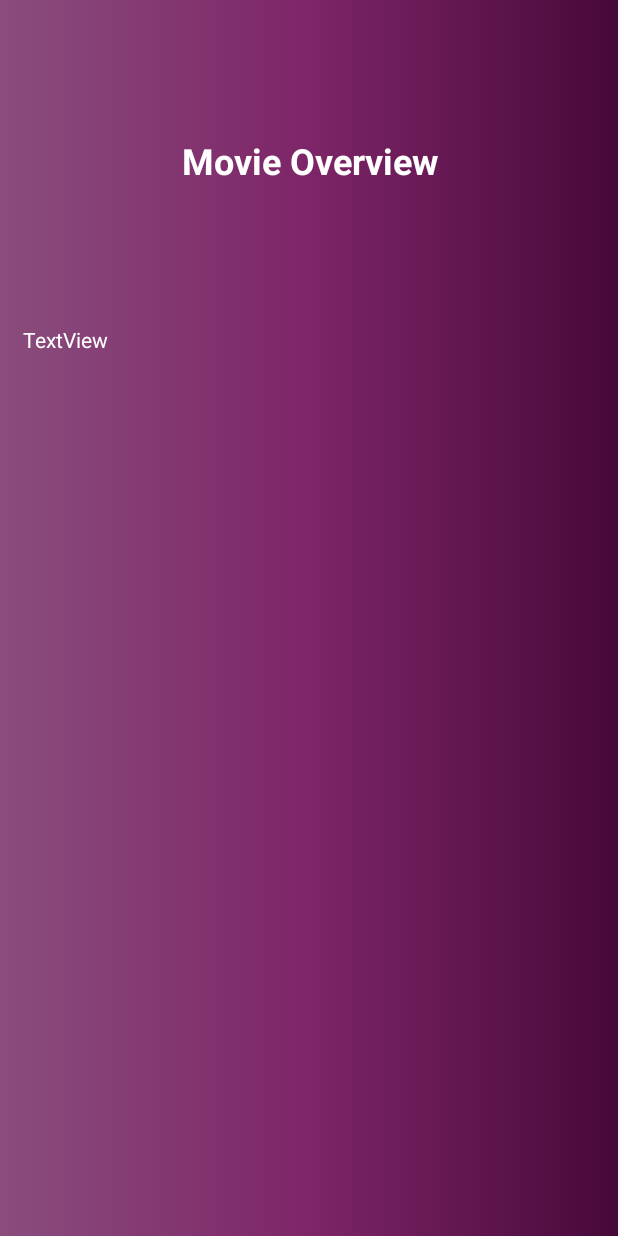
After one commit to Kareem00101/AndroidTeletubbies, an Android app: the layout movie_details.xml on its own in the app's theme, with its tools: preview values and no code run, on a phone screen of 412 x 824 dp. The commit adds this screen. Run offline under Robolectric (Android 15) with nearby library versions, the phone set to English and light mode, and no system bars.

Commit message:
Added movie details design and item holder.

```diff
--- a/app/src/main/java/com/example/teletubbies_task_4/MovieAdapter.kt
+++ b/app/src/main/java/com/example/teletubbies_task_4/MovieAdapter.kt
@@ -1,10 +1,14 @@
 package com.example.teletubbies_task_4
 
 import android.view.LayoutInflater
+import android.view.View
 import android.view.ViewGroup
+import android.widget.ImageView
+import android.widget.TextView
 import androidx.recyclerview.widget.RecyclerView
 import com.squareup.picasso.Picasso
 import kotlinx.android.synthetic.main.item_note.view.*
+import kotlinx.android.synthetic.main.movie_details.view.*
 
 //An adapter class is very necessary for the functioning of the recycler view, as it links the data
 //from the data source to the item view holder holder.
@@ -29,10 +33,18 @@ class MovieAdapter (private val movieList: List<MovieDetails>) : RecyclerView.Ad
         //In order to generate a fully working image URL, you'll need 3 pieces of data.
         //Those pieces are a base_url, a file_size and a file_path.
         Picasso.get().load("https://image.tmdb.org/t/p/w500/${iDunKnow.posterPortrait}").into(holder.moviePoster)
+
+        //For second screen
+        //val holder2: MovieDescriptionHolder
+        //holder2.movieOverview.text = iDunKnow.description
     }
 
     //this functions returns the list size.
     override fun getItemCount(): Int {
        return movieList.size
     }
+    class MovieDescriptionHolder(itemView: View) :RecyclerView.ViewHolder(itemView) {
+        //variables referencing to the item_note layout views.
+        val movieOverview: TextView = itemView.movieOverviewText
+    }
 }
--- /dev/null
+++ b/app/src/main/res/drawable/movie_details_title_background.xml
@@ -0,0 +1,8 @@
+<?xml version="1.0" encoding="utf-8"?>
+<selector xmlns:android="http://schemas.android.com/apk/res/android">
+    <item>
+        <shape>
+            <gradient android:endColor="#470938" android:centerColor="#7D2568" android:startColor="#8A4D7C" android:angle="0"/>
+        </shape>
+    </item>
+</selector>
--- /dev/null
+++ b/app/src/main/res/layout/movie_details.xml
@@ -0,0 +1,39 @@
+<?xml version="1.0" encoding="utf-8"?>
+<androidx.constraintlayout.widget.ConstraintLayout xmlns:android="http://schemas.android.com/apk/res/android"
+    xmlns:app="http://schemas.android.com/apk/res-auto"
+    xmlns:tools="http://schemas.android.com/tools"
+    android:layout_width="match_parent"
+    android:layout_height="match_parent"
+    android:background="@drawable/movie_details_title_background">
+
+    <TextView
+        android:id="@+id/movieOverviewText"
+        android:layout_width="409dp"
+        android:layout_height="118dp"
+        android:layout_marginBottom="605dp"
+        android:paddingTop="40dp"
+        tools:text="Movie Overview"
+        android:textAlignment="center"
+        android:textColor="#FFFFFF"
+        android:textSize="24sp"
+        android:textStyle="bold"
+        app:layout_constraintBottom_toBottomOf="parent"
+        app:layout_constraintEnd_toEndOf="parent"
+        app:layout_constraintStart_toStartOf="parent"
+        app:layout_constraintTop_toTopOf="parent" />
+
+    <TextView
+        android:id="@+id/textView10"
+        android:layout_width="wrap_content"
+        android:layout_height="wrap_content"
+        android:layout_marginStart="14dp"
+        android:layout_marginTop="25dp"
+        android:layout_marginEnd="339dp"
+        android:layout_marginBottom="565dp"
+        android:text="TextView"
+        android:textColor="#FFFFFF"
+        app:layout_constraintBottom_toBottomOf="parent"
+        app:layout_constraintEnd_toEndOf="parent"
+        app:layout_constraintStart_toStartOf="parent"
+        app:layout_constraintTop_toBottomOf="@+id/movieOverviewText" />
+</androidx.constraintlayout.widget.ConstraintLayout>
```
